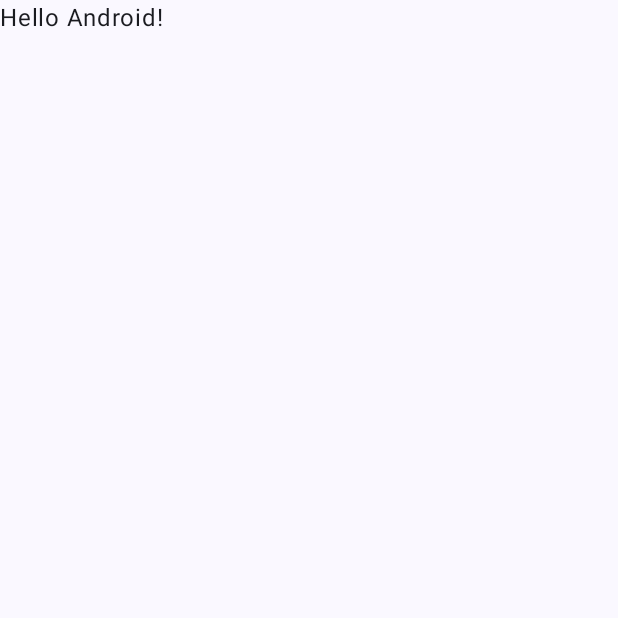
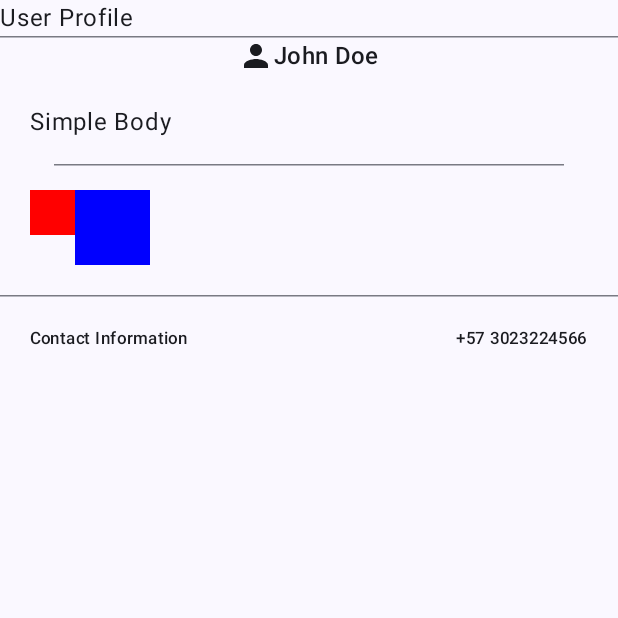
Before and after one commit to DavidMerchan93/ComposePatterns, an Android app built with Jetpack Compose: the screen it shows after launch (MainActivity), on a phone screen of 412 x 824 dp, the top half of it. Before the commit the part shown is almost empty. Run offline under Robolectric (Android 15) with nearby library versions, the phone set to English and light mode, and no system bars.

Commit message:
- Simple implementation of Slot pattern

```diff
--- a/app/build.gradle.kts
+++ b/app/build.gradle.kts
@@ -6,12 +6,12 @@ plugins {
 
 android {
     namespace = "com.davidmerchan.composepatterns"
-    compileSdk = 34
+    compileSdk = 35
 
     defaultConfig {
         applicationId = "com.davidmerchan.composepatterns"
         minSdk = 26
-        targetSdk = 34
+        targetSdk = 35
         versionCode = 1
         versionName = "1.0"
 
--- a/app/src/main/java/com/davidmerchan/composepatterns/MainActivity.kt
+++ b/app/src/main/java/com/davidmerchan/composepatterns/MainActivity.kt
@@ -11,6 +11,7 @@ import androidx.compose.material3.Text
 import androidx.compose.runtime.Composable
 import androidx.compose.ui.Modifier
 import androidx.compose.ui.tooling.preview.Preview
+import com.davidmerchan.composepatterns.patterns.slot_pattern.ProfileScreen
 import com.davidmerchan.composepatterns.ui.theme.ComposePatternsTheme
 
 class MainActivity : ComponentActivity() {
@@ -19,29 +20,8 @@ class MainActivity : ComponentActivity() {
         enableEdgeToEdge()
         setContent {
             ComposePatternsTheme {
-                Scaffold(modifier = Modifier.fillMaxSize()) { innerPadding ->
-                    Greeting(
-                        name = "Android",
-                        modifier = Modifier.padding(innerPadding)
-                    )
-                }
+                ProfileScreen()
             }
         }
     }
 }
-
-@Composable
-fun Greeting(name: String, modifier: Modifier = Modifier) {
-    Text(
-        text = "Hello $name!",
-        modifier = modifier
-    )
-}
-
-@Preview(showBackground = true)
-@Composable
-fun GreetingPreview() {
-    ComposePatternsTheme {
-        Greeting("Android")
-    }
-}
--- a/app/src/main/java/com/davidmerchan/composepatterns/patterns/slot_pattern/ProfileCard.kt
+++ b/app/src/main/java/com/davidmerchan/composepatterns/patterns/slot_pattern/ProfileCard.kt
@@ -1,10 +1,104 @@
 package com.davidmerchan.composepatterns.patterns.slot_pattern
 
+import androidx.compose.foundation.background
+import androidx.compose.foundation.layout.Arrangement
+import androidx.compose.foundation.layout.Box
+import androidx.compose.foundation.layout.Column
+import androidx.compose.foundation.layout.Row
+import androidx.compose.foundation.layout.fillMaxSize
+import androidx.compose.foundation.layout.fillMaxWidth
+import androidx.compose.foundation.layout.padding
+import androidx.compose.foundation.layout.size
+import androidx.compose.material.icons.Icons
+import androidx.compose.material.icons.filled.Person
+import androidx.compose.material3.HorizontalDivider
+import androidx.compose.material3.Icon
+import androidx.compose.material3.MaterialTheme
 import androidx.compose.material3.Scaffold
+import androidx.compose.material3.Text
 import androidx.compose.runtime.Composable
+import androidx.compose.ui.Alignment
 import androidx.compose.ui.Modifier
+import androidx.compose.ui.graphics.Color
+import androidx.compose.ui.unit.dp
 
 @Composable
-fun ProfileCard(modifier: Modifier = Modifier) {
+fun ProfileScreen(modifier: Modifier = Modifier) {
+    ProfileCard(
+        modifier = modifier.fillMaxSize(),
+        header = { SimpleHeader() },
+        body = { CustomBody() },
+        footer = { SimpleFooter() }
+    )
+}
+
+@Composable
+fun ProfileCard(
+    modifier: Modifier = Modifier,
+    header: @Composable (modifier: Modifier) -> Unit,
+    body: @Composable (modifier: Modifier) -> Unit,
+    footer: @Composable (modifier: Modifier) -> Unit,
+) {
+    Scaffold(
+        modifier = modifier
+    ) { innerPadding ->
+        Column(
+            modifier = Modifier.padding(innerPadding)
+        ) {
+            Text("User Profile")
+            HorizontalDivider()
+            header(Modifier)
+            body(Modifier.weight(1f))
+            HorizontalDivider()
+            footer(Modifier)
+        }
+    }
+}
+
+@Composable
+fun SimpleHeader(modifier: Modifier = Modifier) {
+    Row(modifier = modifier.fillMaxWidth(), horizontalArrangement = Arrangement.Center) {
+        Icon(
+            imageVector = Icons.Default.Person,
+            contentDescription = "User Icon"
+        )
+        Text(
+            text = "John Doe",
+            style = MaterialTheme.typography.titleMedium
+        )
+    }
+}
+
+@Composable
+fun CustomBody(modifier: Modifier = Modifier) {
+    Column(
+        modifier = modifier.padding(20.dp)
+    ) {
+        Text("Simple Body")
+        HorizontalDivider(Modifier.padding(16.dp))
+        Row(modifier = Modifier.fillMaxWidth()) {
+            Box(modifier = Modifier
+                .size(30.dp)
+                .background(Color.Red))
+            Box(modifier = Modifier
+                .size(50.dp)
+                .background(Color.Blue))
+        }
+    }
+}
+
+@Composable
+fun SimpleFooter(modifier: Modifier = Modifier) {
+    Row(modifier = modifier.fillMaxWidth().padding(20.dp), verticalAlignment = Alignment.CenterVertically) {
+        Text(
+            text = "Contact Information",
+            style = MaterialTheme.typography.labelSmall,
+            modifier = Modifier.weight(1f)
+        )
+        Text(
+            text = "+57 3023224566",
+            style = MaterialTheme.typography.labelSmall
+        )
+    }
 
 }
```
